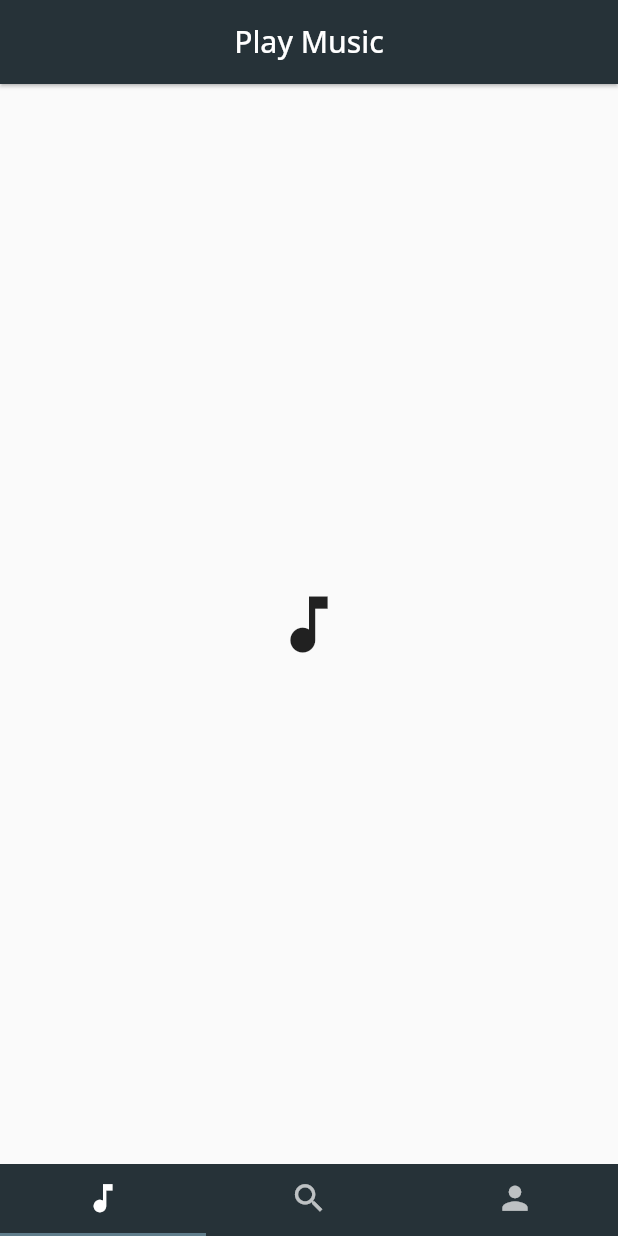
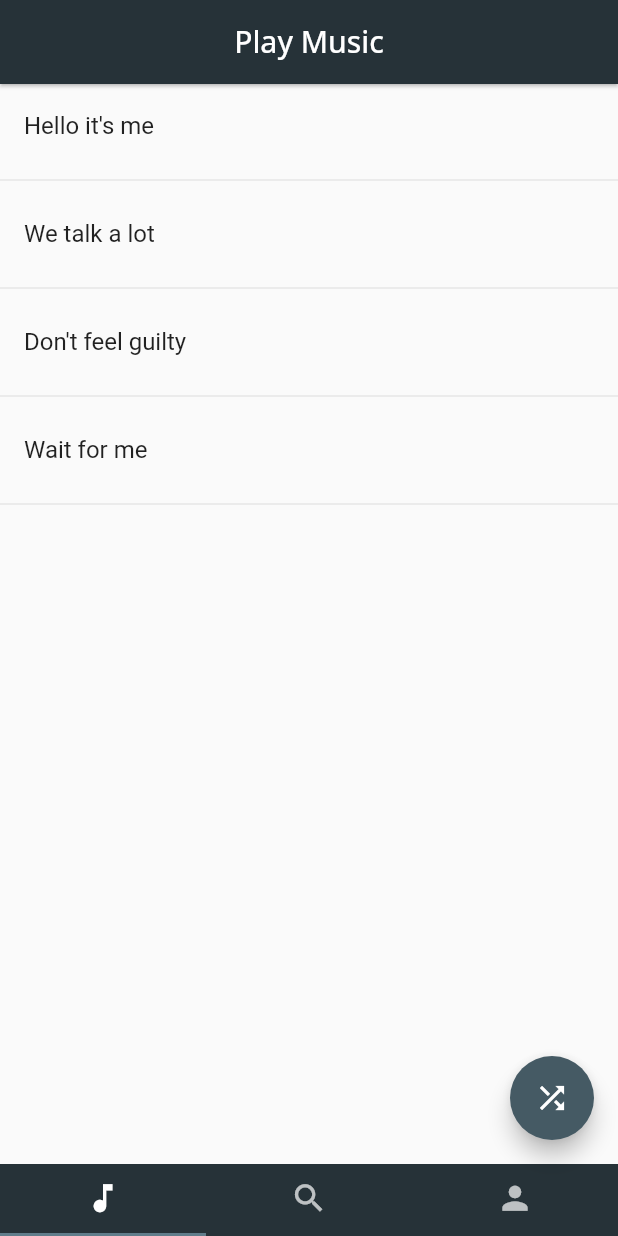
Before and after one commit to Soumitra-Mandal/Flutter_music_player, a Flutter app: the screen it shows after launch, on a phone screen of 412 x 824 dp. Run offline on Flutter 3.47's test engine with Material 2 defaults, Android fonts, the light colour scheme and no system bars.

Commit message:
Songs list added

```diff
--- a/lib/main.dart
+++ b/lib/main.dart
@@ -87,6 +87,11 @@
             controller: _tabController,
           ),
         ),
+        floatingActionButton: FloatingActionButton(
+          onPressed: () {},
+          child: const Icon(Icons.shuffle),
+          backgroundColor: Colors.blueGrey[700],
+        ),
       ),
     );
   }
--- a/lib/screens/music_gallery.dart
+++ b/lib/screens/music_gallery.dart
@@ -1,15 +1,49 @@
 import 'package:flutter/material.dart';
 
-class MusicGallery extends StatelessWidget {
+class MusicGallery extends StatefulWidget {
   const MusicGallery({Key? key}) : super(key: key);
 
   @override
-  Widget build(BuildContext context) {
-    return const Center(
-      child: Icon(
-        Icons.music_note,
-        size: 50,
-      ),
+  State<MusicGallery> createState() => _MusicGalleryState();
+}
+
+class _MusicGalleryState extends State<MusicGallery> {
+  static const _songs = [
+    {
+      "name": "Hello it's me",
+      "duration": 2.3,
+    },
+    {
+      "name": "We talk a lot",
+      "duration": 1.8,
+    },
+    {
+      "name": "Don't feel guilty",
+      "duration": 2.6,
+    },
+    {
+      "name": "Wait for me",
+      "duration": 2.6,
+    }
+  ];
+
+  Widget _buildSong(Map song) {
+    return Column(
+      children: [
+        ListTile(
+          title: Text(song['name']),
+        ),
+        const Divider(),
+      ],
     );
   }
+
+  @override
+  Widget build(BuildContext context) {
+    return ListView.builder(
+        itemCount: _songs.length,
+        itemBuilder: (BuildContext context, int i) {
+          return _buildSong(_songs[i]);
+        });
+  }
 }
```
